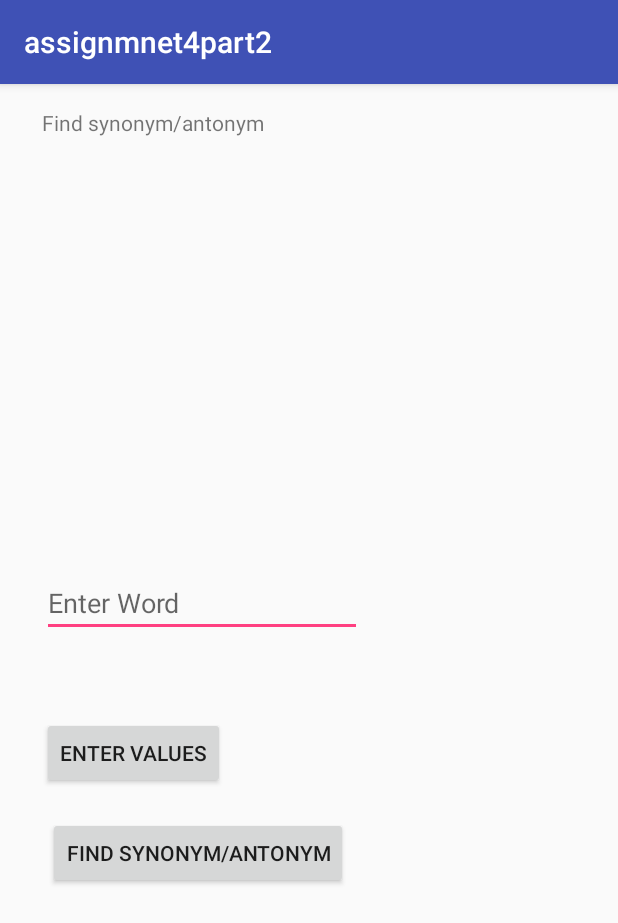
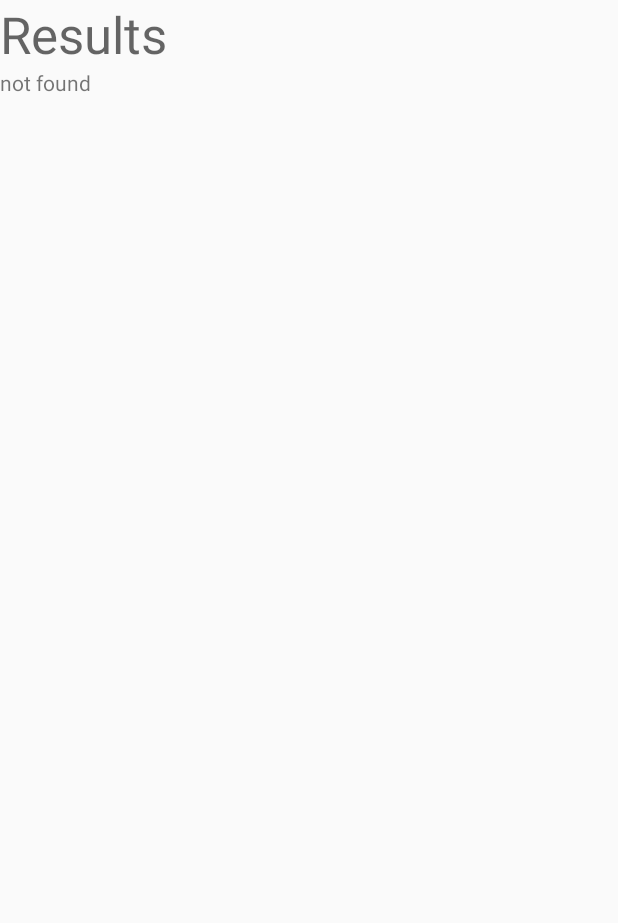
Before and after one commit to jeremyprice97/assignment4part2, an Android app: the screen it shows after launch (MainActivity before the commit, results after it), after a tap on "FIND SYNONYM/ANTONYM", on a phone screen of 412 x 824 dp. Shown: the top 923 px of the screen. Run offline under Robolectric (Android 15) with nearby library versions, the phone set to English and light mode, and no system bars.

Commit message:
UI created and buttons linked to correct page

```diff
--- a/app/src/main/java/cmsc355/assignmnet4part2/DatabaseHelper.java
+++ b/app/src/main/java/cmsc355/assignmnet4part2/DatabaseHelper.java
@@ -18,8 +18,8 @@ public class DatabaseHelper extends SQLiteOpenHelper {
     private static final String COLUMN_SYNONYM = "synonym";
     private static final String COLUMN_ANTONYM = "antonym";
     SQLiteDatabase db;
-    private static final String TABLE_CREATE = "create stable Pairs(id integer primary key not null auto_increment, " +
-            "synonym test not null, antonym text not null)";
+    private static final String TABLE_CREATE = "create table Pairs (id integer primary key not null , " +
+            "synonym text not null, antonym text not null);";
 
     public DatabaseHelper(Context context) {
         super(context, DATABASE_NAME , null, DATABASE_VERSION);
@@ -35,6 +35,10 @@ public class DatabaseHelper extends SQLiteOpenHelper {
     public void insertContact(Pairs p) {
         db = this.getWritableDatabase();
         ContentValues values = new ContentValues();
+        String query = "select * from Pairs";
+        Cursor cursor = db.rawQuery(query, null);
+        int count = cursor.getCount();
+        values.put(COLUMN_ID, count);
         values.put(COLUMN_SYNONYM, p.getSynonym());
         values.put(COLUMN_ANTONYM, p.getAntonym());
 
--- a/app/src/main/java/cmsc355/assignmnet4part2/MainActivity.java
+++ b/app/src/main/java/cmsc355/assignmnet4part2/MainActivity.java
@@ -22,7 +22,10 @@ public class MainActivity extends AppCompatActivity {
 
             String antonym = helper.searchSynonym(str);
 
-            if(str.equals(antonym)) {
+            Intent i = new Intent(MainActivity.this, results.class);
+            i.putExtra("Antonym", antonym);
+            startActivity(i);
+           /* if(str.equals(antonym)) {
                 Intent i = new Intent(MainActivity.this, results.class);
                 i.putExtra("Antonym", antonym);
                 startActivity(i);
@@ -30,7 +33,7 @@ public class MainActivity extends AppCompatActivity {
             else {
                 Toast pass = Toast.makeText(MainActivity.this , "No matching antonym found", Toast.LENGTH_SHORT);
                 pass.show();
-            }
+            }*/
         }
     }
     public void onButtonClickVal(View v) {
--- a/app/src/main/java/cmsc355/assignmnet4part2/results.java
+++ b/app/src/main/java/cmsc355/assignmnet4part2/results.java
@@ -2,6 +2,7 @@ package cmsc355.assignmnet4part2;
 
 import android.app.Activity;
 import android.os.Bundle;
+import android.widget.TextView;
 
 /**
  * Created by tenni_000 on 4/2/2018.
@@ -11,5 +12,9 @@ public class results extends Activity {
     protected void onCreate(Bundle savedInstanceState) {
         super.onCreate(savedInstanceState);
         setContentView(R.layout.results);
+        String antonym = getIntent().getStringExtra("Antonym");
+
+        TextView antonymDisp = findViewById(R.id.TVantonym);
+        antonymDisp.setText(antonym);
     }
 }
--- a/app/src/main/res/layout/results.xml
+++ b/app/src/main/res/layout/results.xml
@@ -11,10 +11,9 @@
         android:text="Results"
         android:textAppearance="@style/TextAppearance.AppCompat.Display1" />
 
-    <EditText
-        android:id="@+id/editText2"
+    <TextView
+        android:id="@+id/TVantonym"
         android:layout_width="match_parent"
-        android:layout_height="wrap_content"
-        android:ems="10"
-        android:inputType="textPersonName" />
+        android:layout_height="wrap_content" />
+
 </LinearLayout>
```
